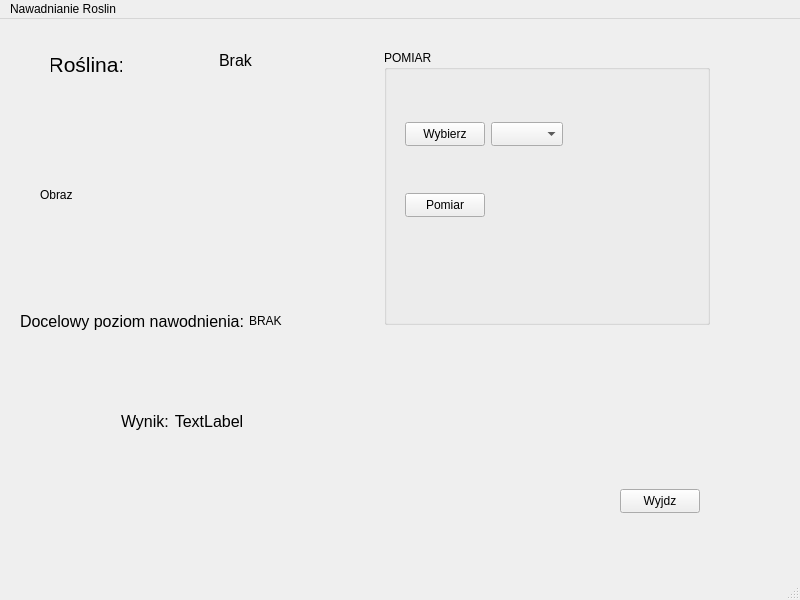
This is mainwindow.ui in michal-skoczylas/Monitorowanie-nawodnienia-roslin-z-gui-QT as Qt 5 draws it before an edit. The edited form follows.
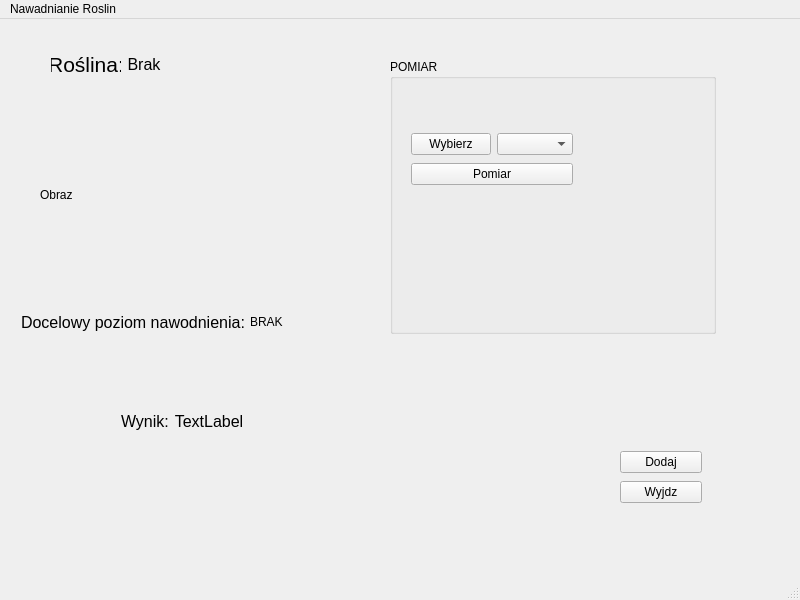
This is the edited form.

```diff
--- a/mainwindow.ui
+++ b/mainwindow.ui
@@ -14,53 +14,11 @@
    <string>MainWindow</string>
   </property>
   <widget class="QWidget" name="centralwidget">
-   <widget class="QLabel" name="label">
-    <property name="geometry">
-     <rect>
-      <x>51</x>
-      <y>31</y>
-      <width>71</width>
-      <height>28</height>
-     </rect>
-    </property>
-    <property name="font">
-     <font>
-      <pointsize>16</pointsize>
-     </font>
-    </property>
-    <property name="text">
-     <string>Roślina:</string>
-    </property>
-    <property name="alignment">
-     <set>Qt::AlignCenter</set>
-    </property>
-   </widget>
-   <widget class="QLabel" name="label_display_plant">
-    <property name="geometry">
-     <rect>
-      <x>210</x>
-      <y>30</y>
-      <width>51</width>
-      <height>22</height>
-     </rect>
-    </property>
-    <property name="font">
-     <font>
-      <pointsize>12</pointsize>
-     </font>
-    </property>
-    <property name="text">
-     <string>Brak</string>
-    </property>
-    <property name="alignment">
-     <set>Qt::AlignCenter</set>
-    </property>
-   </widget>
    <widget class="QGroupBox" name="groupBox">
     <property name="geometry">
      <rect>
-      <x>384</x>
-      <y>31</y>
+      <x>390</x>
+      <y>40</y>
       <width>326</width>
       <height>275</height>
      </rect>
@@ -68,41 +26,38 @@
     <property name="title">
      <string>POMIAR</string>
     </property>
-    <widget class="QComboBox" name="comboBox">
+    <widget class="QWidget" name="layoutWidget">
      <property name="geometry">
       <rect>
-       <x>107</x>
-       <y>72</y>
-       <width>72</width>
-       <height>24</height>
-      </rect>
-     </property>
-    </widget>
-    <widget class="QPushButton" name="pushButton_pomiar">
-     <property name="geometry">
-      <rect>
        <x>21</x>
-       <y>143</y>
-       <width>80</width>
-       <height>24</height>
-      </rect>
-     </property>
-     <property name="text">
-      <string>Pomiar</string>
-     </property>
-    </widget>
-    <widget class="QPushButton" name="pushButton_wybierz">
-     <property name="geometry">
-      <rect>
-       <x>21</x>
        <y>72</y>
-       <width>80</width>
-       <height>24</height>
+       <width>162</width>
+       <height>58</height>
       </rect>
      </property>
-     <property name="text">
-      <string>Wybierz</string>
-     </property>
+     <layout class="QVBoxLayout" name="verticalLayout_2">
+      <item>
+       <layout class="QHBoxLayout" name="horizontalLayout_4">
+        <item>
+         <widget class="QPushButton" name="pushButton_wybierz">
+          <property name="text">
+           <string>Wybierz</string>
+          </property>
+         </widget>
+        </item>
+        <item>
+         <widget class="QComboBox" name="comboBox"/>
+        </item>
+       </layout>
+      </item>
+      <item>
+       <widget class="QPushButton" name="pushButton_pomiar">
+        <property name="text">
+         <string>Pomiar</string>
+        </property>
+       </widget>
+      </item>
+     </layout>
     </widget>
    </widget>
    <widget class="QLabel" name="label_obraz">
@@ -124,50 +79,6 @@
    <widget class="QWidget" name="layoutWidget">
     <property name="geometry">
      <rect>
-      <x>20</x>
-      <y>290</y>
-      <width>262</width>
-      <height>24</height>
-     </rect>
-    </property>
-    <layout class="QHBoxLayout" name="horizontalLayout">
-     <item>
-      <widget class="QLabel" name="label_2">
-       <property name="font">
-        <font>
-         <pointsize>12</pointsize>
-        </font>
-       </property>
-       <property name="text">
-        <string>Docelowy poziom nawodnienia:</string>
-       </property>
-      </widget>
-     </item>
-     <item>
-      <widget class="QLabel" name="label_goalMoistLevel">
-       <property name="text">
-        <string>BRAK</string>
-       </property>
-      </widget>
-     </item>
-    </layout>
-   </widget>
-   <widget class="QPushButton" name="pushButton">
-    <property name="geometry">
-     <rect>
-      <x>620</x>
-      <y>470</y>
-      <width>80</width>
-      <height>24</height>
-     </rect>
-    </property>
-    <property name="text">
-     <string>Wyjdz</string>
-    </property>
-   </widget>
-   <widget class="QWidget" name="">
-    <property name="geometry">
-     <rect>
       <x>121</x>
       <y>390</y>
       <width>122</width>
@@ -204,6 +115,105 @@
      </item>
     </layout>
    </widget>
+   <widget class="QWidget" name="layoutWidget">
+    <property name="geometry">
+     <rect>
+      <x>51</x>
+      <y>30</y>
+      <width>110</width>
+      <height>30</height>
+     </rect>
+    </property>
+    <layout class="QHBoxLayout" name="horizontalLayout_3">
+     <item>
+      <widget class="QLabel" name="label">
+       <property name="font">
+        <font>
+         <pointsize>16</pointsize>
+        </font>
+       </property>
+       <property name="text">
+        <string>Roślina:</string>
+       </property>
+       <property name="alignment">
+        <set>Qt::AlignCenter</set>
+       </property>
+      </widget>
+     </item>
+     <item>
+      <widget class="QLabel" name="label_display_plant">
+       <property name="font">
+        <font>
+         <pointsize>12</pointsize>
+        </font>
+       </property>
+       <property name="text">
+        <string>Brak</string>
+       </property>
+       <property name="alignment">
+        <set>Qt::AlignCenter</set>
+       </property>
+      </widget>
+     </item>
+    </layout>
+   </widget>
+   <widget class="QWidget" name="layoutWidget">
+    <property name="geometry">
+     <rect>
+      <x>21</x>
+      <y>291</y>
+      <width>262</width>
+      <height>24</height>
+     </rect>
+    </property>
+    <layout class="QHBoxLayout" name="horizontalLayout">
+     <item>
+      <widget class="QLabel" name="label_2">
+       <property name="font">
+        <font>
+         <pointsize>12</pointsize>
+        </font>
+       </property>
+       <property name="text">
+        <string>Docelowy poziom nawodnienia:</string>
+       </property>
+      </widget>
+     </item>
+     <item>
+      <widget class="QLabel" name="label_goalMoistLevel">
+       <property name="text">
+        <string>BRAK</string>
+       </property>
+      </widget>
+     </item>
+    </layout>
+   </widget>
+   <widget class="QWidget" name="layoutWidget">
+    <property name="geometry">
+     <rect>
+      <x>620</x>
+      <y>430</y>
+      <width>82</width>
+      <height>56</height>
+     </rect>
+    </property>
+    <layout class="QVBoxLayout" name="verticalLayout">
+     <item>
+      <widget class="QPushButton" name="pushButton_2">
+       <property name="text">
+        <string>Dodaj</string>
+       </property>
+      </widget>
+     </item>
+     <item>
+      <widget class="QPushButton" name="pushButton">
+       <property name="text">
+        <string>Wyjdz</string>
+       </property>
+      </widget>
+     </item>
+    </layout>
+   </widget>
   </widget>
   <widget class="QMenuBar" name="menubar">
    <property name="geometry">
```
